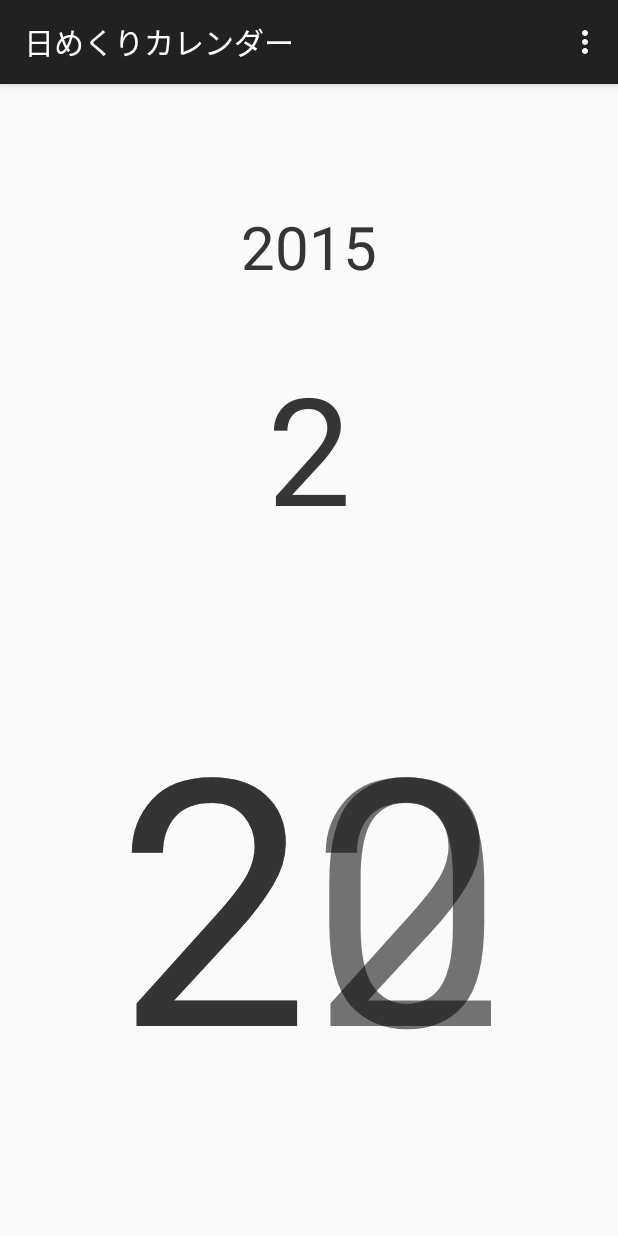
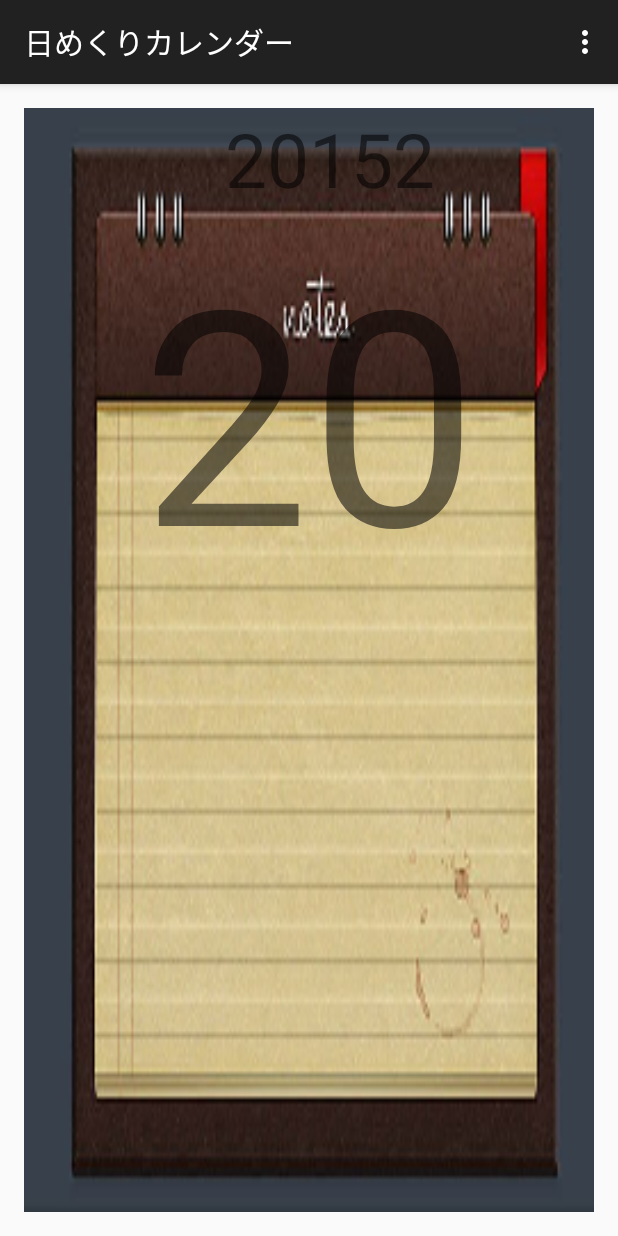
Before and after one commit to OysterMeister/yagi, an Android app: the DailyPadCalenderActivity screen opened directly, with no data from a screen before it, on a phone screen of 412 x 824 dp. Run offline under Robolectric (Android 15) with nearby library versions, the phone set to English and light mode, and no system bars.

Commit message:
daily pad caleander2

```diff
--- a/app/src/main/java/com/example/memo/DailyPadCalenderActivity.java
+++ b/app/src/main/java/com/example/memo/DailyPadCalenderActivity.java
@@ -19,7 +19,11 @@ import com.example.memo.R;
 
 import java.sql.Date;
 import java.text.SimpleDateFormat;
+import java.util.ArrayList;
 import java.util.Calendar;
+import java.util.HashMap;
+import java.util.List;
+import java.util.Map;
 
 public class DailyPadCalenderActivity extends ActionBarActivity {
     private FrameLayout mMainLayout;
@@ -33,11 +37,24 @@ public class DailyPadCalenderActivity extends ActionBarActivity {
     private Calendar mCalender;
     private int mCount;
 
+    private HashMap<Integer,String> mWeekList;
+
     @Override
     protected void onCreate(Bundle savedInstanceState) {
         super.onCreate(savedInstanceState);
         setContentView(R.layout.activity_daily_pad_calender);
         mMainLayout = (FrameLayout)findViewById(R.id.fl_daily_pad_calender_main);
+        mWeekList = new HashMap<Integer,String>();
+
+        mWeekList.put(1,getString(R.string.sun));
+        mWeekList.put(2,getString(R.string.mon));
+        mWeekList.put(3,getString(R.string.tue));
+        mWeekList.put(4,getString(R.string.wed));
+        mWeekList.put(5,getString(R.string.thu));
+        mWeekList.put(6,getString(R.string.fri));
+        mWeekList.put(7,getString(R.string.sat));
+
+
         mShared = PreferenceManager.getDefaultSharedPreferences(this);
         String shared_calender = mShared.getString("daily_pad","");
         if(mCalender == null){
--- a/app/src/main/res/layout/daily_pad_calender.xml
+++ b/app/src/main/res/layout/daily_pad_calender.xml
@@ -2,38 +2,37 @@
 <RelativeLayout xmlns:android="http://schemas.android.com/apk/res/android"
     android:layout_width="match_parent" android:layout_height="match_parent"
     android:id="@+id/rl_daily_pad_calender_main"
-    android:padding="25dp">
+    android:background="@drawable/daily_pad">
+
+    <TextView
+        android:layout_width="wrap_content"
+        android:layout_height="wrap_content"
+        android:id="@+id/txt_year"
+        android:layout_alignParentTop="true"
+        android:layout_centerHorizontal="true"
+        android:text="2015"
+        android:textSize="50dp"
+        android:gravity="center"
+        android:layout_alignParentBottom="false" />
+
+    <TextView
+        android:layout_width="wrap_content"
+        android:layout_height="wrap_content"
+        android:id="@+id/txt_month"
+        android:text="2"
+        android:textSize="50dp"
+        android:gravity="center"
+        android:layout_alignBottom="@+id/txt_year"
+        android:layout_toRightOf="@+id/txt_year"
+        android:layout_toEndOf="@+id/txt_year" />
 
     <TextView
         android:layout_width="match_parent"
         android:layout_height="wrap_content"
-        android:id="@+id/txt_year"
-        android:layout_alignParentTop="true"
-        android:layout_centerHorizontal="true"
-        android:layout_marginTop="40dp"
-        android:text="2015"
-        android:textSize="40dp"
-        android:gravity="center" />
-
-    <TextView
-        android:layout_width="match_parent"
-        android:layout_height="wrap_content"
-        android:id="@+id/txt_month"
-        android:layout_below="@+id/txt_year"
-        android:layout_centerHorizontal="true"
-        android:layout_marginTop="40dp"
-        android:text="2"
-        android:textSize="100dp"
-        android:gravity="center" />
-
-    <TextView
-        android:layout_width="match_parent"
-        android:layout_height="match_parent"
         android:id="@+id/txt_day"
         android:layout_below="@+id/txt_month"
         android:layout_centerHorizontal="true"
-        android:layout_marginTop="40dp"
         android:text="20"
-        android:textSize="230dp"
+        android:textSize="200dp"
         android:gravity="center" />
 </RelativeLayout>
```
Also changed, not shown: app/src/main/res/drawable-xxhdpi/daily_pad.png (added).
